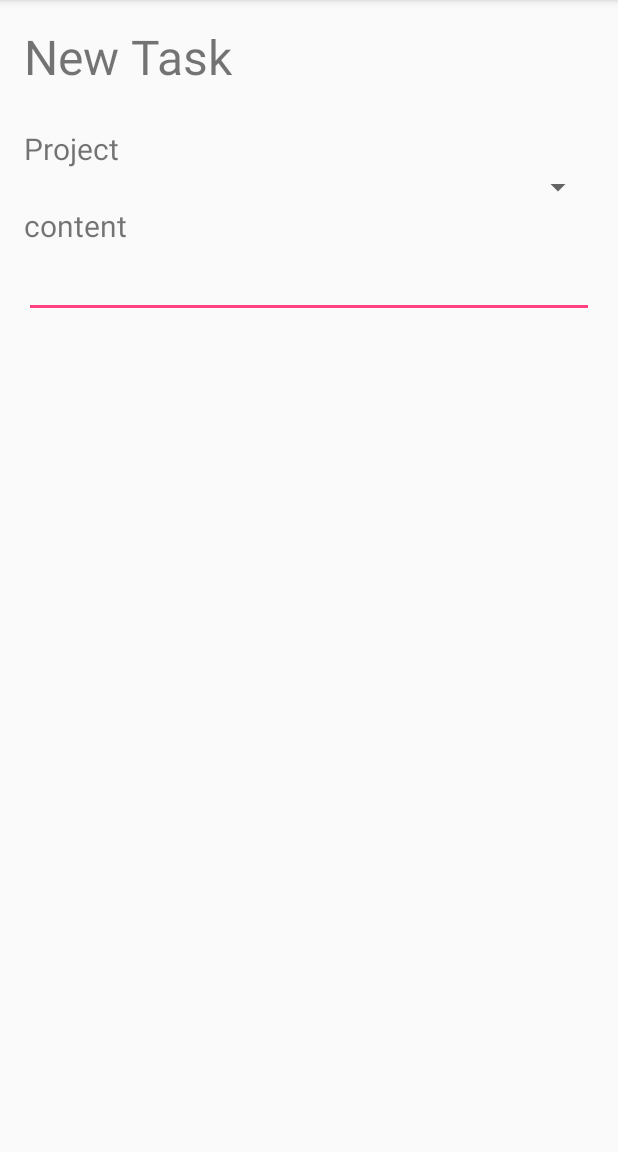
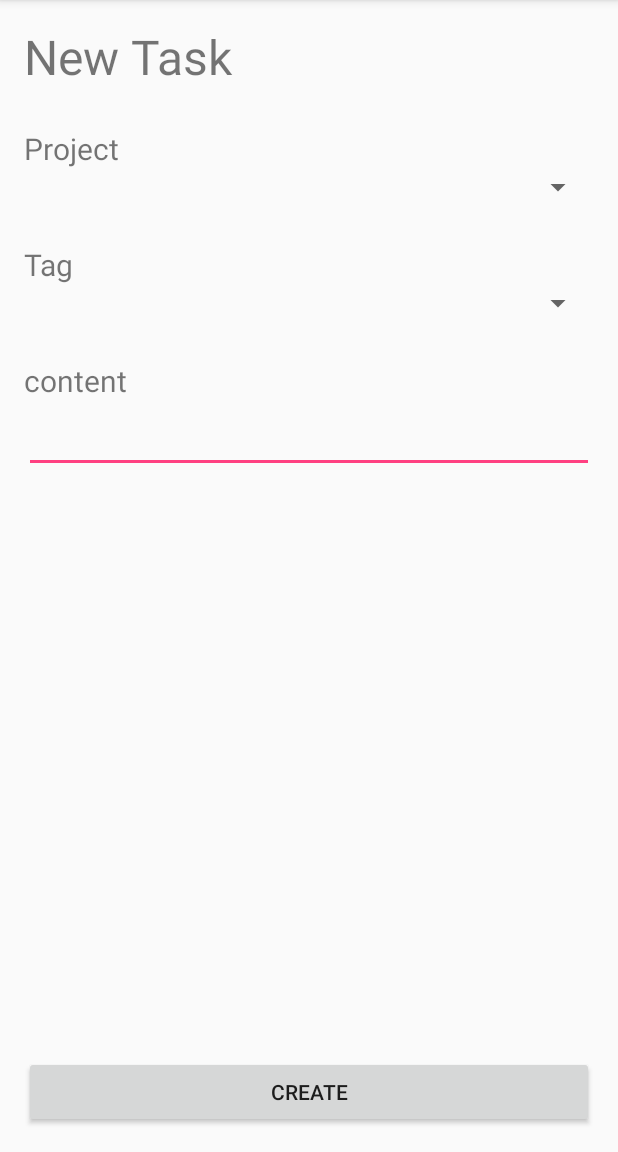
Before and after one commit to FCU21-Prophet/Prophet-List, an Android app: the newTask screen opened directly, with no data from a screen before it, on a phone screen of 412 x 824 dp, the part 84-1236 px from its top. Run offline under Robolectric (Android 15) with nearby library versions, the phone set to English and light mode, and no system bars.

Commit message:
新增Create button、tag

```diff
--- a/app/src/main/java/team/prophet/a3104/prophet_list/MainActivity.java
+++ b/app/src/main/java/team/prophet/a3104/prophet_list/MainActivity.java
@@ -72,8 +72,8 @@ public class MainActivity extends AppCompatActivity
         {
             case R.id.action_about:
                 AlertDialog.Builder ad = new AlertDialog.Builder(this);
-                ad.setTitle(R.string.action_about);
-                ad.setMessage(R.string.author);
+                ad.setTitle(R.string.menu_about);
+                ad.setMessage(R.string.about_author);
 
                 DialogInterface.OnClickListener listener = new DialogInterface.OnClickListener()
                 {
@@ -82,7 +82,7 @@ public class MainActivity extends AppCompatActivity
                     }
                 };
 
-                ad.setPositiveButton("確定", listener);
+                ad.setPositiveButton(R.string.about_enter, listener);
                 ad.show();
                 break;
         }
--- a/app/src/main/java/team/prophet/a3104/prophet_list/newTask.java
+++ b/app/src/main/java/team/prophet/a3104/prophet_list/newTask.java
@@ -2,6 +2,8 @@ package team.prophet.a3104.prophet_list;
 
 import android.support.v7.app.AppCompatActivity;
 import android.os.Bundle;
+import android.view.View;
+import android.widget.Button;
 
 public class newTask extends AppCompatActivity {
 
@@ -9,5 +11,15 @@ public class newTask extends AppCompatActivity {
     protected void onCreate(Bundle savedInstanceState) {
         super.onCreate(savedInstanceState);
         setContentView(R.layout.activity_new_task);
+        Button btn_create = (Button)findViewById(R.id.btn_create);
+        btn_create.setOnClickListener(create);
     }
+
+    private View.OnClickListener create = new View.OnClickListener()
+    {
+        public void onClick(View v)
+        {
+            finish();
+        }
+    };
 }
--- a/app/src/main/res/layout/activity_new_task.xml
+++ b/app/src/main/res/layout/activity_new_task.xml
@@ -24,7 +24,8 @@
         android:textSize="20sp"
         android:layout_below="@+id/tv_title"
         android:layout_alignParentStart="true"
-        android:layout_marginTop="26dp" />
+        android:layout_marginTop="26dp"
+        />
 
     <Spinner android:id="@+id/sp_project"
         android:layout_width="fill_parent"
@@ -32,12 +33,30 @@
         android:layout_below="@id/tv_project"
         />
 
+    <TextView android:id="@+id/tv_tag"
+        android:layout_width="wrap_content"
+        android:layout_height="wrap_content"
+        android:text="@string/newTask_tag"
+        android:textSize="20sp"
+        android:layout_below="@+id/sp_project"
+        android:layout_alignParentStart="true"
+        android:layout_marginTop="26dp"
+        />
+
+    <Spinner android:id="@+id/sp_tag"
+        android:layout_width="fill_parent"
+        android:layout_height="wrap_content"
+        android:layout_below="@id/tv_tag"
+        />
+
     <TextView android:id="@+id/tv_content"
         android:layout_width="wrap_content"
         android:layout_height="wrap_content"
         android:text="@string/newTask_content"
         android:textSize="20sp"
-        android:layout_below="@id/sp_project"
+        android:layout_below="@id/sp_tag"
+        android:layout_alignParentStart="true"
+        android:layout_marginTop="26dp"
         />
 
     <EditText android:id="@+id/et_content"
@@ -47,4 +66,10 @@
         android:layout_below="@id/tv_content"
         />
 
+    <Button android:id="@+id/btn_create"
+        android:layout_width="fill_parent"
+        android:layout_height="wrap_content"
+        android:text="@string/newTask_create"
+        android:layout_alignParentBottom="true"
+        />
 </RelativeLayout>
--- a/app/src/main/res/menu/main.xml
+++ b/app/src/main/res/menu/main.xml
@@ -4,6 +4,6 @@
     <item
         android:id="@+id/action_about"
         android:orderInCategory="100"
-        android:title="@string/action_about"
+        android:title="@string/menu_about"
         app:showAsAction="never" />
 </menu>
--- a/app/src/main/res/values/strings.xml
+++ b/app/src/main/res/values/strings.xml
@@ -4,8 +4,10 @@
     <string name="navigation_drawer_open">Open navigation drawer</string>
     <string name="navigation_drawer_close">Close navigation drawer</string>
 
-    <string name="action_about">About</string>
-    <string name="author">Author:Prophet</string>
+    <!--menu string-->
+    <string name="menu_about">About</string>
+    <string name="about_author">Author:Prophet</string>
+    <string name="about_enter">Enter</string>
 
     <!--menu string-->
     <string name="menu_user">user</string>
```
Also changed, not shown: 1 other file.
